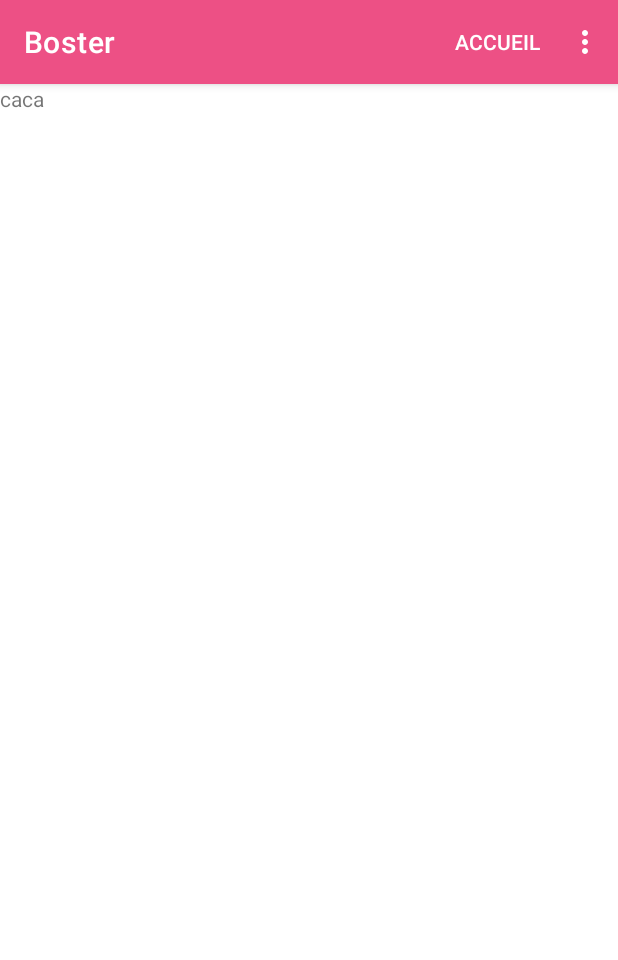
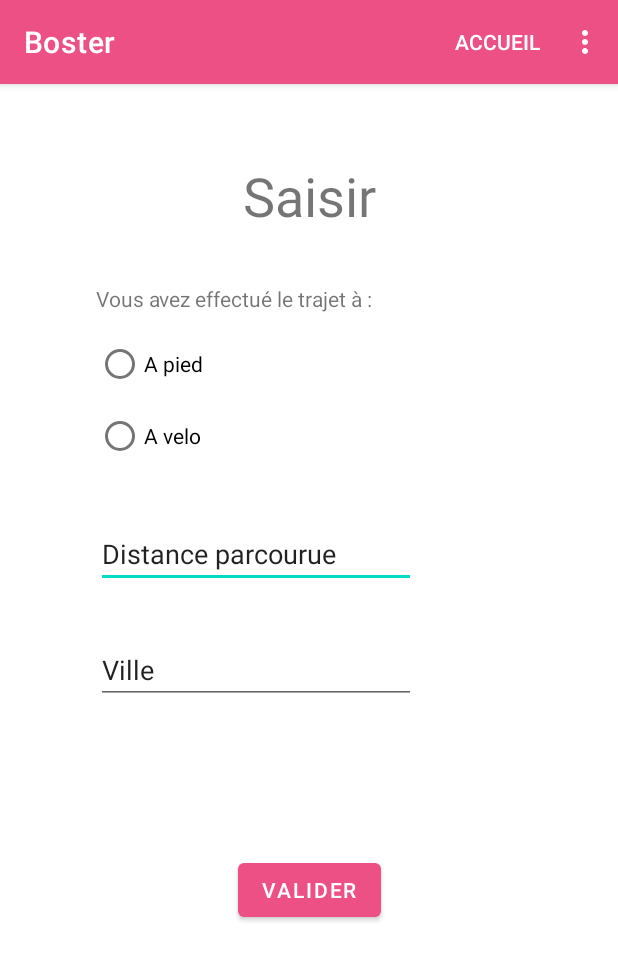
Before and after one commit to Linasa64/Boster, an Android app: the screen it shows after launch (Saisie), after a tap on "SAISIR", on a phone screen of 412 x 824 dp. Shown: the top 960 px of the screen. Run offline under Robolectric (Android 15) with nearby library versions, the phone set to English and light mode, and no system bars.

Commit message:
DB ok et page saisie ok

```diff
--- /dev/null
+++ b/app/src/main/java/com/example/boster/ClientDbHelper.java
@@ -0,0 +1,27 @@
+package com.example.boster;
+
+import android.content.Context;
+import android.database.sqlite.SQLiteDatabase;
+import android.database.sqlite.SQLiteOpenHelper;
+
+public class ClientDbHelper extends SQLiteOpenHelper {
+
+    public static final int DATABASE_VERSION = 1;
+    public static final String DATABASE_NAME = "maBD.db";
+
+    public final String SQL_CREATE = "CREATE TABLE Deplacements (id INTEGER PRIMARY KEY, mode TEXT, distance INT, ville TEXT, date DATE);";
+    final String SQL_DELETE = "DROP TABLE IF EXISTS Deplacements;";
+
+    public ClientDbHelper (Context context) {
+        super(context, DATABASE_NAME, null, DATABASE_VERSION);
+    }
+
+    public void onCreate(SQLiteDatabase db){
+        db.execSQL(SQL_CREATE);
+    }
+
+    public void onUpgrade(SQLiteDatabase db, int oldVersion, int newVersion){
+        onUpgrade(db, oldVersion, newVersion);
+    }
+
+}
--- a/app/src/main/java/com/example/boster/MainActivity.java
+++ b/app/src/main/java/com/example/boster/MainActivity.java
@@ -3,13 +3,17 @@ package com.example.boster;
 import androidx.annotation.NonNull;
 import androidx.appcompat.app.AppCompatActivity;
 
+import android.content.ContentValues;
 import android.content.Intent;
+import android.database.sqlite.SQLiteDatabase;
 import android.os.Bundle;
 import android.view.Menu;
 import android.view.MenuInflater;
 import android.view.MenuItem;
 import android.view.View;
 import android.widget.Toast;
+
+import java.util.Date;
 
 public class MainActivity extends AppCompatActivity {
 
@@ -18,6 +22,20 @@ public class MainActivity extends AppCompatActivity {
         super.onCreate(savedInstanceState);
         setContentView(R.layout.activity_main);
 
+        //DATABASE
+        ClientDbHelper bdd = new ClientDbHelper(this);
+        SQLiteDatabase db = bdd.getWritableDatabase();
+
+        ContentValues values = new ContentValues();
+        values.put("id", 1);
+        values.put("mode", "velo");
+        values.put("distance", 10);
+        values.put("ville", "lourdios");
+        //values.put("date", );
+
+        db.insert("Deplacements", null, values);
+
+        //db.close();
     }
 
     @Override
--- a/app/src/main/res/layout/activity_saisie.xml
+++ b/app/src/main/res/layout/activity_saisie.xml
@@ -7,10 +7,79 @@
     tools:context=".Saisie">
 
     <TextView
-        android:id="@+id/textView"
+        android:id="@+id/TitreSaisie"
         android:layout_width="wrap_content"
         android:layout_height="wrap_content"
-        android:text="caca"
-        tools:layout_editor_absoluteX="177dp"
-        tools:layout_editor_absoluteY="336dp" />
+        android:layout_marginTop="50dp"
+        android:text="@string/Saisir"
+        android:textSize="36sp"
+        app:layout_constraintEnd_toEndOf="parent"
+        app:layout_constraintHorizontal_bias="0.5"
+        app:layout_constraintStart_toStartOf="parent"
+        app:layout_constraintTop_toTopOf="parent" />
+
+    <RadioButton
+        android:id="@+id/radioButton_Velo"
+        android:layout_width="0dp"
+        android:layout_height="wrap_content"
+        android:layout_marginStart="64dp"
+        android:layout_marginTop="64dp"
+        android:text="@string/APied"
+        app:layout_constraintStart_toStartOf="parent"
+        app:layout_constraintTop_toBottomOf="@+id/TitreSaisie" />
+
+    <RadioButton
+        android:id="@+id/radioButton_Pied"
+        android:layout_width="0dp"
+        android:layout_height="wrap_content"
+        android:layout_marginStart="64dp"
+        android:text="@string/AVelo"
+        app:layout_constraintStart_toStartOf="parent"
+        app:layout_constraintTop_toBottomOf="@+id/radioButton_Velo" />
+
+    <EditText
+        android:id="@+id/editTextTextPersonName"
+        android:layout_width="wrap_content"
+        android:layout_height="wrap_content"
+        android:layout_marginStart="64dp"
+        android:layout_marginTop="32dp"
+        android:ems="10"
+        android:inputType="textPersonName"
+        android:text="@string/Distance"
+        app:layout_constraintStart_toStartOf="parent"
+        app:layout_constraintTop_toBottomOf="@+id/radioButton_Pied" />
+
+    <EditText
+        android:id="@+id/editTextTextPersonName2"
+        android:layout_width="wrap_content"
+        android:layout_height="wrap_content"
+        android:layout_marginStart="64dp"
+        android:layout_marginTop="32dp"
+        android:ems="10"
+        android:inputType="textPersonName"
+        android:text="@string/Ville"
+        app:layout_constraintStart_toStartOf="parent"
+        app:layout_constraintTop_toBottomOf="@+id/editTextTextPersonName" />
+
+    <Button
+        android:id="@+id/button"
+        android:layout_width="wrap_content"
+        android:layout_height="wrap_content"
+        android:layout_marginTop="100dp"
+        android:text="@string/Valider"
+        app:layout_constraintEnd_toEndOf="parent"
+        app:layout_constraintHorizontal_bias="0.5"
+        app:layout_constraintStart_toStartOf="parent"
+        app:layout_constraintTop_toBottomOf="@+id/editTextTextPersonName2" />
+
+    <TextView
+        android:id="@+id/textView3"
+        android:layout_width="wrap_content"
+        android:layout_height="wrap_content"
+        android:layout_marginStart="64dp"
+        android:layout_marginBottom="10dp"
+        android:text="@string/DefRadios"
+        app:layout_constraintBottom_toTopOf="@+id/radioButton_Velo"
+        app:layout_constraintStart_toStartOf="parent" />
+
 </androidx.constraintlayout.widget.ConstraintLayout>
--- a/app/src/main/res/values/strings.xml
+++ b/app/src/main/res/values/strings.xml
@@ -14,5 +14,14 @@
     <string name="introduction">J\'ai évité...</string>
     <string name="eqCo2">eq. CO2 non émis !</string>
 
+    //Page saisie
+
+    <string name="DefRadios">Vous avez effectué le trajet à : </string>
+    <string name="APied">A pied</string>
+    <string name="AVelo">A velo</string>
+    <string name="Distance">Distance parcourue</string>
+    <string name="Ville">Ville</string>
+    <string name="Valider">Valider</string>
+
 
 </resources>
```
